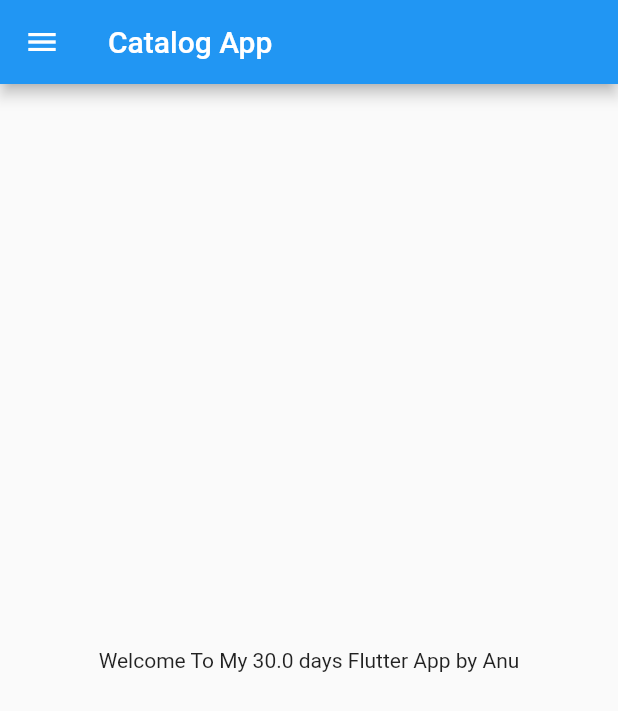
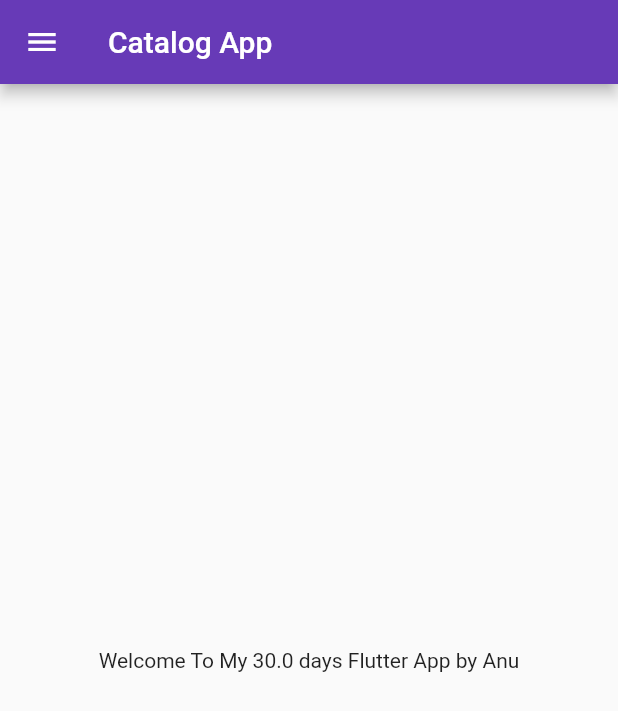
Before and after one commit to Anagha-anu-5/30DaysOfFlutter, a Flutter app: the screen it shows after launch, on a phone screen of 412 x 824 dp. Shown: the top 711 px of the screen. Run offline on Flutter 3.47's test engine with Material 2 defaults, Android fonts, the phone set to English and light mode, and no system bars.

Commit message:
day 3 completed

```diff
--- a/lib/main.dart
+++ b/lib/main.dart
@@ -1,15 +1,27 @@
 import 'package:flutter/material.dart';
-import 'package:flutter_catalog/home_page.dart';
+import 'package:flutter_catalog/pages/home_page.dart';
+import 'package:flutter_catalog/pages/login_page.dart';
 
 void main() {
   runApp(MyApp());
 }
 
 class MyApp extends StatelessWidget {
+  const MyApp({Key? key}) : super(key: key);
 
   @override
   Widget build(BuildContext context) {
     return MaterialApp(
-        home:HomePage());
+      // home: HomePage(),
+      themeMode: ThemeMode.light,
+      theme: ThemeData(primarySwatch: Colors.deepPurple),
+      darkTheme: ThemeData(primarySwatch: Colors.green),
+      initialRoute: "/home",
+      routes: {
+        "/":(context) => LoginPage(),
+        "/home":(context) => HomePage(),
+        "/login":((context) => LoginPage())
+      },
+    );
   }
 }
```
Also changed, not shown: lib/pages/login_page.dart (added, +20 -0 lines), lib/pages/home_page.dart (renamed from lib/home_page.dart).
